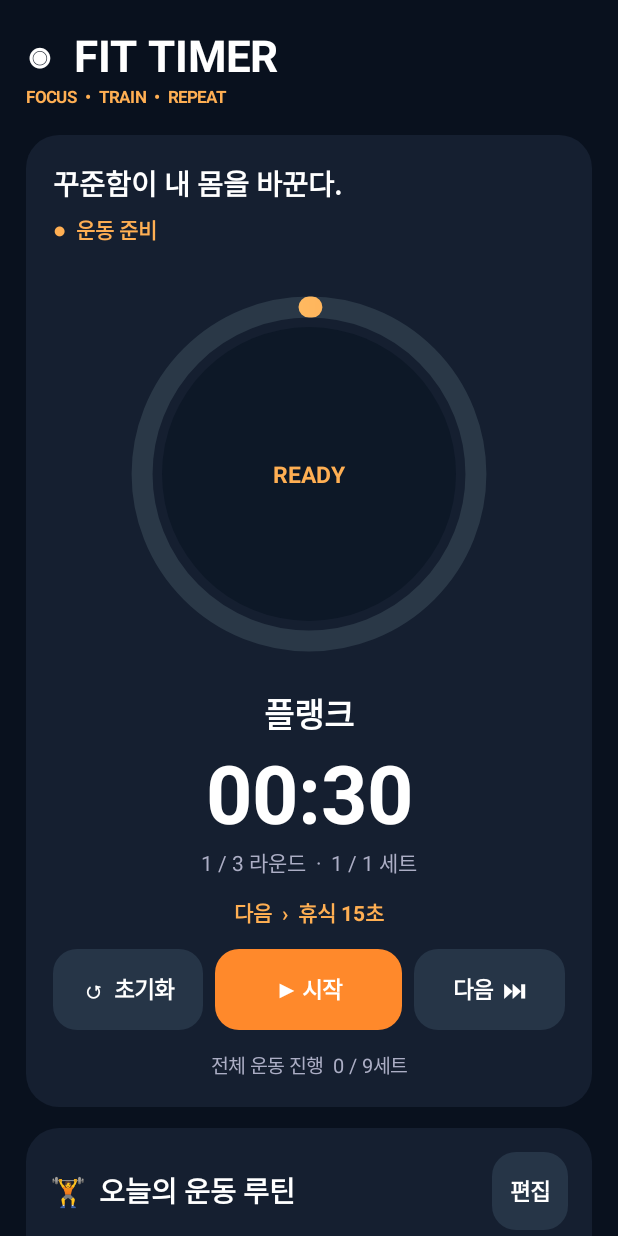
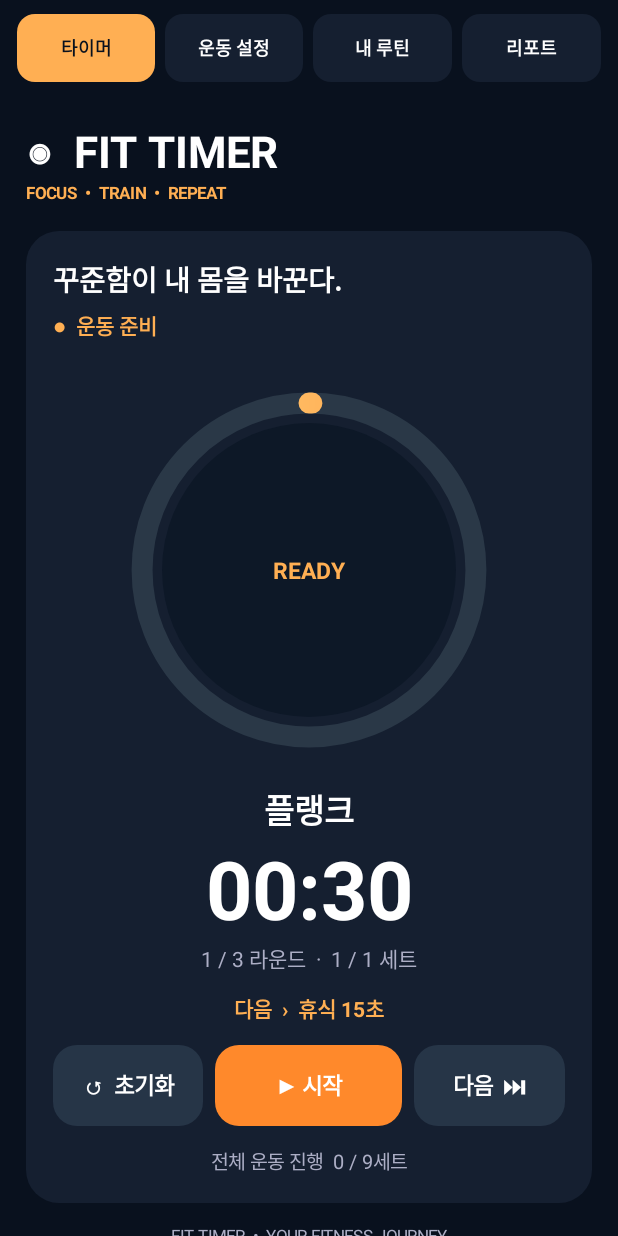
Before and after one commit to danoh14-cmyk/literate-fiesta, an Android app: the screen it shows after launch (MainActivity), on a phone screen of 412 x 824 dp. Run offline under Robolectric (Android 15) with nearby library versions, the phone set to English and light mode, and no system bars.

Commit message:
Add files via upload

```diff
--- a/FitTimer/app/src/main/AndroidManifest.xml
+++ b/FitTimer/app/src/main/AndroidManifest.xml
@@ -3,7 +3,7 @@
     <uses-permission android:name="android.permission.FOREGROUND_SERVICE_SPECIAL_USE"/>
     <uses-permission android:name="android.permission.WAKE_LOCK"/>
     <uses-permission android:name="android.permission.POST_NOTIFICATIONS"/>
-    <application android:theme="@android:style/Theme.Material.NoActionBar" android:label="FIT TIMER" android:usesCleartextTraffic="false">
+    <application android:theme="@android:style/Theme.Material.NoActionBar" android:label="FIT TIMER" android:icon="@mipmap/ic_launcher" android:roundIcon="@mipmap/ic_launcher_round" android:usesCleartextTraffic="false">
         <activity android:name=".MainActivity" android:exported="true" android:configChanges="orientation|screenSize|keyboardHidden">
             <intent-filter><action android:name="android.intent.action.MAIN"/><category android:name="android.intent.category.LAUNCHER"/></intent-filter>
         </activity>
--- a/FitTimer/app/src/main/java/com/fittimer/app/MainActivity.java
+++ b/FitTimer/app/src/main/java/com/fittimer/app/MainActivity.java
@@ -21,7 +21,7 @@ public class MainActivity extends Activity {
  final BroadcastReceiver stateReceiver=new BroadcastReceiver(){@Override public void onReceive(Context c,Intent intent){
  if(!intent.getBooleanExtra("hasPlan",true)){if(!running&&!done)sendPlan();return;}index=intent.getIntExtra("index",index);remaining=intent.getIntExtra("remaining",remaining);running=intent.getBooleanExtra("running",false);done=intent.getBooleanExtra("completed",false);
  if(index<steps.size())stepDuration=steps.get(index).seconds;update();}};
- boolean receiverRegistered=false;
+ boolean receiverRegistered=false; int selectedTab=0;
  void command(String action){Intent i=new Intent(this,WorkoutService.class);i.putExtra("command",action);if("query".equals(action))startService(i);else startForegroundService(i);}
  void sendPlan(){try{JSONArray arr=new JSONArray();for(Step s:steps){JSONObject j=new JSONObject();j.put("name",s.name);j.put("seconds",s.seconds);j.put("round",s.round);j.put("exercise",s.exercise);j.put("set",s.set);j.put("sets",s.sets);j.put("rest",s.rest);arr.put(j);}Intent i=new Intent(this,WorkoutService.class);i.putExtra("command","init");i.putExtra("plan",arr.toString());i.putExtra("mode",soundMode);startForegroundService(i);}catch(Exception ignored){}}
   static class Exercise {String name;int duration,rest,sets;Exercise(String n,int d,int r,int s){name=n;duration=d;rest=r;sets=s;}}
@@ -36,16 +36,17 @@ public class MainActivity extends Activity {
  void gap(LinearLayout l,int h){View v=new View(this);l.addView(v,new LinearLayout.LayoutParams(1,dp(h)));}
  void card(LinearLayout parent,View content){LinearLayout.LayoutParams p=new LinearLayout.LayoutParams(-1,-2);p.bottomMargin=dp(14);content.setBackground(shape(CARD,22));parent.addView(content,p);}
  TextView button(String s,Runnable r,boolean primary){TextView t=text(s,15,WHITE,true);t.setGravity(Gravity.CENTER);t.setBackground(shape(primary?PURPLE:Color.rgb(38,53,71),16));t.setMinHeight(dp(52));t.setOnClickListener(v->r.run());return t;}
- void render(){ScrollView scroll=new ScrollView(this);scroll.setFillViewport(true);scroll.setBackgroundColor(BG);page=vertical();pad(page,17);scroll.addView(page);setContentView(scroll);
+ void render(){ring=null;list=null; LinearLayout root=vertical();root.setBackgroundColor(BG);ScrollView scroll=new ScrollView(this);scroll.setFillViewport(true);scroll.setBackgroundColor(BG);page=vertical();pad(page,17);scroll.addView(page); LinearLayout nav=horizontal();nav.setPadding(dp(8),dp(9),dp(8),dp(9));String[] tabs={"타이머","운동 설정","내 루틴","리포트"};for(int i=0;i<tabs.length;i++){final int tab=i;TextView item=text(tabs[i],12,i==selectedTab?BG:WHITE,true);item.setGravity(Gravity.CENTER);item.setMinHeight(dp(45));item.setBackground(shape(i==selectedTab?PINK:CARD,12));LinearLayout.LayoutParams lp=new LinearLayout.LayoutParams(0,dp(45),1);lp.setMargins(dp(3),0,dp(3),0);nav.addView(item,lp);item.setOnClickListener(v->{if(selectedTab!=tab){selectedTab=tab;render();}});}root.addView(nav);root.addView(scroll,new LinearLayout.LayoutParams(-1,0,1));setContentView(root);
  TextView title=text("◉  FIT TIMER",29,WHITE,true);page.addView(title);TextView sub=text("FOCUS  •  TRAIN  •  REPEAT",11,PINK,true);page.addView(sub);gap(page,18);
- LinearLayout hero=vertical();pad(hero,18);TextView quote=text("꾸준함이 내 몸을 바꾼다.",19,WHITE,true);hero.addView(quote);gap(hero,6);phase=text("●  운동 준비",14,PINK,true);hero.addView(phase);gap(hero,10);
+ if(selectedTab==0){LinearLayout hero=vertical();pad(hero,18);TextView quote=text("꾸준함이 내 몸을 바꾼다.",19,WHITE,true);hero.addView(quote);gap(hero,6);phase=text("●  운동 준비",14,PINK,true);hero.addView(phase);gap(hero,10);
  ring=new Ring(this);hero.addView(ring,new LinearLayout.LayoutParams(-1,dp(285)));name=text("",22,WHITE,true);name.setGravity(Gravity.CENTER);hero.addView(name);clock=text("",54,WHITE,true);clock.setGravity(Gravity.CENTER);hero.addView(clock);roundLabel=text("",14,MUTED,false);roundLabel.setGravity(Gravity.CENTER);hero.addView(roundLabel);gap(hero,12);nextLabel=text("",14,PINK,true);nextLabel.setGravity(Gravity.CENTER);hero.addView(nextLabel);gap(hero,14);
- LinearLayout controls=horizontal();TextView prev=button("↺  초기화",()->{command("reset");},false);controls.addView(prev,new LinearLayout.LayoutParams(0,dp(54),1));playButton=button("▶ 시작",()->toggle(),true);LinearLayout.LayoutParams mid=new LinearLayout.LayoutParams(0,dp(54),1.25f);mid.setMargins(dp(8),0,dp(8),0);controls.addView(playButton,mid);TextView skip=button("다음  ⏭",()->command("next"),false);controls.addView(skip,new LinearLayout.LayoutParams(0,dp(54),1));hero.addView(controls);gap(hero,13);progressLabel=text("",13,MUTED,false);progressLabel.setGravity(Gravity.CENTER);hero.addView(progressLabel);card(page,hero);
- LinearLayout routine=vertical();pad(routine,16);LinearLayout head=horizontal();TextView heading=text("🏋  오늘의 운동 루틴",19,WHITE,true);head.addView(heading,new LinearLayout.LayoutParams(0,-2,1));TextView edit=button("편집",()->showEdit(),false);edit.setPadding(dp(12),0,dp(12),0);head.addView(edit);routine.addView(head);gap(routine,12);list=vertical();routine.addView(list);card(page,routine);
- LinearLayout settings=vertical();pad(settings,16);settings.addView(text("⚙  운동 설정",19,WHITE,true));gap(settings,12);LinearLayout actions=horizontal();TextView roundsButton=button("🔁  라운드: "+rounds,()->chooseRounds(),false);actions.addView(roundsButton,new LinearLayout.LayoutParams(0,dp(52),1));TextView sound=button("🔊  안내 설정",()->chooseSound(),false);LinearLayout.LayoutParams sp=new LinearLayout.LayoutParams(0,dp(52),1);sp.leftMargin=dp(8);actions.addView(sound,sp);settings.addView(actions);gap(settings,10);settings.addView(button("💾  이름으로 루틴 저장",()->promptSaveRoutine(),true));gap(settings,9);settings.addView(button("📂  저장된 루틴 불러오기",()->showSavedRoutines(),false));gap(settings,9);settings.addView(button("📊  운동 리포트",()->showReport(),false));card(page,settings);
+ LinearLayout controls=horizontal();TextView prev=button("↺  초기화",()->{command("reset");},false);controls.addView(prev,new LinearLayout.LayoutParams(0,dp(54),1));playButton=button("▶ 시작",()->toggle(),true);LinearLayout.LayoutParams mid=new LinearLayout.LayoutParams(0,dp(54),1.25f);mid.setMargins(dp(8),0,dp(8),0);controls.addView(playButton,mid);TextView skip=button("다음  ⏭",()->command("next"),false);controls.addView(skip,new LinearLayout.LayoutParams(0,dp(54),1));hero.addView(controls);gap(hero,13);progressLabel=text("",13,MUTED,false);progressLabel.setGravity(Gravity.CENTER);hero.addView(progressLabel);card(page,hero);}
+ if(selectedTab==2){LinearLayout routine=vertical();pad(routine,16);LinearLayout head=horizontal();TextView heading=text("🏋  오늘의 운동 루틴",19,WHITE,true);head.addView(heading,new LinearLayout.LayoutParams(0,-2,1));TextView edit=button("편집",()->showEdit(),false);edit.setPadding(dp(12),0,dp(12),0);head.addView(edit);routine.addView(head);gap(routine,12);list=vertical();routine.addView(list);card(page,routine);gap(page,8);page.addView(button("💾 현재 루틴 저장",()->promptSaveRoutine(),true));gap(page,9);page.addView(button("📂 저장된 루틴 불러오기",()->showSavedRoutines(),false));}
+ if(selectedTab==1){LinearLayout settings=vertical();pad(settings,16);settings.addView(text("⚙  운동 설정",19,WHITE,true));gap(settings,12);LinearLayout actions=horizontal();TextView roundsButton=button("🔁  라운드: "+rounds,()->chooseRounds(),false);actions.addView(roundsButton,new LinearLayout.LayoutParams(0,dp(52),1));TextView sound=button("🔊  안내 설정",()->chooseSound(),false);LinearLayout.LayoutParams sp=new LinearLayout.LayoutParams(0,dp(52),1);sp.leftMargin=dp(8);actions.addView(sound,sp);settings.addView(actions);gap(settings,10);settings.addView(button("💾  이름으로 루틴 저장",()->promptSaveRoutine(),true));gap(settings,9);settings.addView(button("📂  저장된 루틴 불러오기",()->showSavedRoutines(),false));gap(settings,9);settings.addView(button("📊  운동 리포트",()->showReport(),false));card(page,settings);}
+ if(selectedTab==3){LinearLayout report=vertical();pad(report,18);report.addView(text("📊 운동 리포트",22,WHITE,true));gap(report,14);report.addView(text("완료한 운동 기록을 날짜별로 확인하세요.",14,MUTED,false));gap(report,16);report.addView(button("운동 기록 확인",()->showReport(),true));card(page,report);}
  TextView foot=text("FIT TIMER  •  YOUR FITNESS JOURNEY",11,MUTED,false);foot.setGravity(Gravity.CENTER);page.addView(foot);update();}
  void build(){steps.clear();for(int r=1;r<=rounds;r++)for(int e=0;e<exercises.size();e++){Exercise x=exercises.get(e);for(int s=1;s<=x.sets;s++){steps.add(new Step(x.name,x.duration,r,e,s,x.sets,false));boolean last=r==rounds&&e==exercises.size()-1&&s==x.sets;if(!last&&x.rest>0)steps.add(new Step("휴식",x.rest,r,e,s,x.sets,true));}}index=0;done=false;remaining=steps.isEmpty()?0:steps.get(0).seconds;stepDuration=remaining;}
- void update(){if(ring==null)return;Step s=steps.isEmpty()?null:steps.get(Math.min(index,steps.size()-1));phase.setText(done?"✓  운동 완료":s!=null&&s.rest?"●  휴식 중":running?"●  운동 중":"●  운동 준비");phase.setTextColor(s!=null&&s.rest?Color.CYAN:PINK);name.setText(done?"오늘도 해냈어요!":s==null?"운동 없음":s.name);clock.setText(String.format(Locale.KOREA,"%02d:%02d",remaining/60,remaining%60));roundLabel.setText(s==null?"":s.round+" / "+rounds+" 라운드"+(s.rest?"  ·  회복": "  ·  "+s.set+" / "+s.sets+" 세트"));nextLabel.setText(done?"🎉  운동을 완료했습니다":index+1<steps.size()?"다음  ›  "+steps.get(index+1).name+" "+steps.get(index+1).seconds+"초":"마지막 단계");playButton.setText(running?"Ⅱ 일시정지":done?"▶ 다시 시작":"▶ 시작");int exerciseTotal=0,exerciseDone=0;for(int i=0;i<steps.size();i++){if(!steps.get(i).rest){exerciseTotal++;if(i<index||done)exerciseDone++;}}progressLabel.setText("전체 운동 진행  "+exerciseDone+" / "+exerciseTotal+"세트");ring.invalidate();refreshList();}
+ void update(){if(ring==null||phase==null||name==null||clock==null||roundLabel==null||nextLabel==null||playButton==null||progressLabel==null)return;Step s=steps.isEmpty()?null:steps.get(Math.min(index,steps.size()-1));phase.setText(done?"✓  운동 완료":s!=null&&s.rest?"●  휴식 중":running?"●  운동 중":"●  운동 준비");phase.setTextColor(s!=null&&s.rest?Color.CYAN:PINK);name.setText(done?"오늘도 해냈어요!":s==null?"운동 없음":s.name);clock.setText(String.format(Locale.KOREA,"%02d:%02d",remaining/60,remaining%60));roundLabel.setText(s==null?"":s.round+" / "+rounds+" 라운드"+(s.rest?"  ·  회복": "  ·  "+s.set+" / "+s.sets+" 세트"));nextLabel.setText(done?"🎉  운동을 완료했습니다":index+1<steps.size()?"다음  ›  "+steps.get(index+1).name+" "+steps.get(index+1).seconds+"초":"마지막 단계");playButton.setText(running?"Ⅱ 일시정지":done?"▶ 다시 시작":"▶ 시작");int exerciseTotal=0,exerciseDone=0;for(int i=0;i<steps.size();i++){if(!steps.get(i).rest){exerciseTotal++;if(i<index||done)exerciseDone++;}}progressLabel.setText("전체 운동 진행  "+exerciseDone+" / "+exerciseTotal+"세트");ring.invalidate();refreshList();}
  void refreshList(){if(list==null)return;list.removeAllViews();for(int i=0;i<exercises.size();i++){Exercise x=exercises.get(i);LinearLayout row=horizontal();row.setPadding(dp(8),dp(11),dp(8),dp(11));TextView num=text(String.format(Locale.KOREA,"%02d",i+1),17,PINK,true);row.addView(num,new LinearLayout.LayoutParams(dp(40),-2));LinearLayout details=vertical();details.addView(text(x.name,17,WHITE,true));details.addView(text(x.duration+"초 운동  ·  "+x.rest+"초 휴식  ·  "+x.sets+"세트",12,MUTED,false));row.addView(details,new LinearLayout.LayoutParams(0,-2,1));boolean active=!done&&!steps.isEmpty()&&steps.get(Math.min(index,steps.size()-1)).exercise==i;TextView tag=text(active?"● 진행":"대기",12,active?PINK:MUTED,true);row.addView(tag);list.addView(row);if(i<exercises.size()-1){View line=new View(this);line.setBackgroundColor(Color.rgb(43,57,74));list.addView(line,new LinearLayout.LayoutParams(-1,dp(1)));}}}
  void toggle(){if(done){build();sendPlan();handler.postDelayed(()->command("play"),150);return;}command(running?"pause":"play");}
  void stop(){running=false;command("pause");}
```
Also changed, not shown: FitTimer/app/build.gradle (+2 -14 lines).
